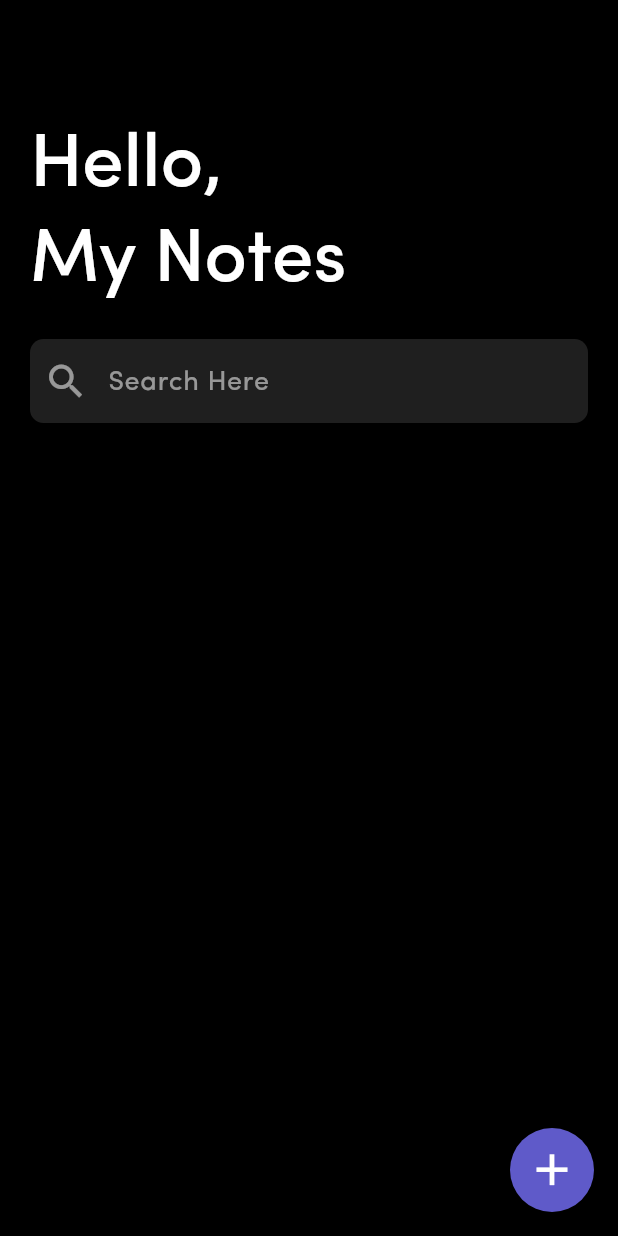
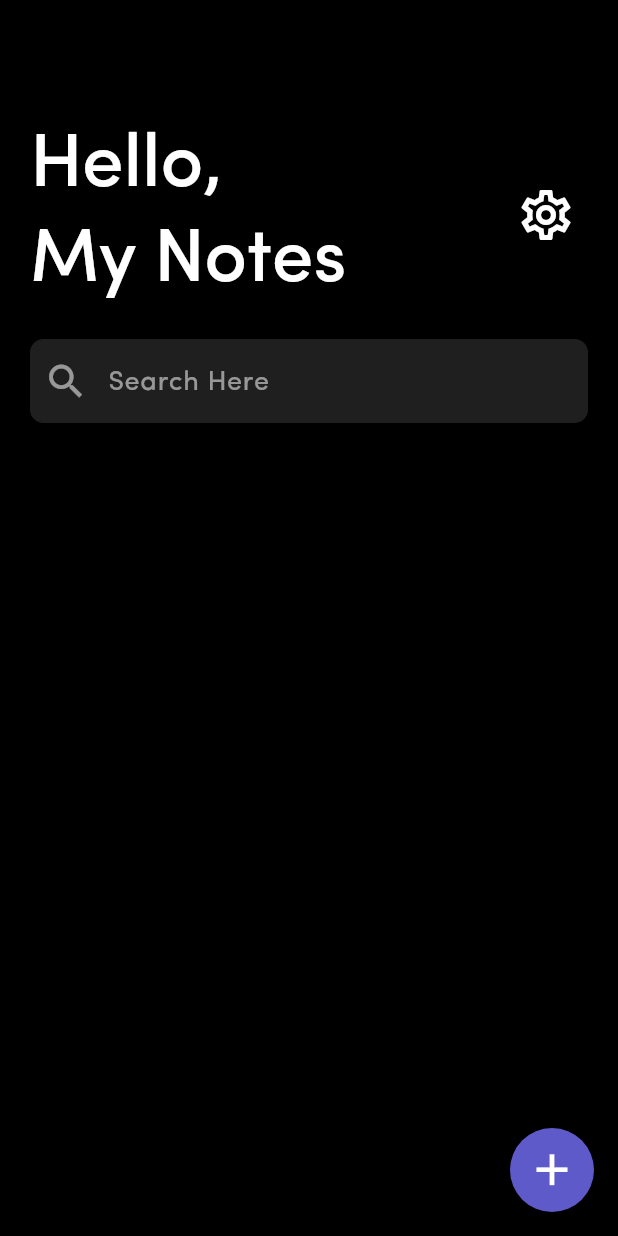
Before and after one commit to MortdaLtfe/Nota, a Flutter app: the screen it shows after launch, on a phone screen of 412 x 824 dp. Run offline on Flutter 3.47's test engine with Material 3 defaults, Android fonts, the phone set to English and light mode, and no system bars; our stand-ins replace cloud_firestore, firebase_auth, firebase_core, flutter_bloc, hive, hive_flutter and 1 more; accounts and stored records are empty; generated files the repository leaves out were written again; statements that could not run were skipped.

Commit message:
feature: adding navigation button to settings

```diff
--- a/lib/features/homepage/homepage_view.dart
+++ b/lib/features/homepage/homepage_view.dart
@@ -4,6 +4,7 @@ import 'package:flutter_staggered_grid_view/flutter_staggered_grid_view.dart';
 import 'package:nota/features/notes/bloc/note_bloc.dart';
 import 'package:nota/features/notes/views/add_note.dart';
 import 'package:nota/features/notes/views/note_list_view.dart';
+import 'package:nota/features/settings/settings_view.dart';
 import 'package:nota/shared/widgets/search.dart';
 import 'package:nota/utils/constants/styles.dart';
 
@@ -64,6 +65,15 @@ class _HomepageState extends State<Homepage> {
                         "Hello,\nMy Notes ",
                         style: Theme.of(context).textTheme.headlineLarge,
                       ),
+                      IconButton(
+                          onPressed: () => Navigator.of(context).push(
+                                MaterialPageRoute(
+                                  builder: (context) => const SettingsView(),
+                                ),
+                              ),
+                          iconSize: 40,
+                          color: Colors.white,
+                          icon: const Icon(Icons.settings_outlined))
                     ],
                   ),
                 ),
```
